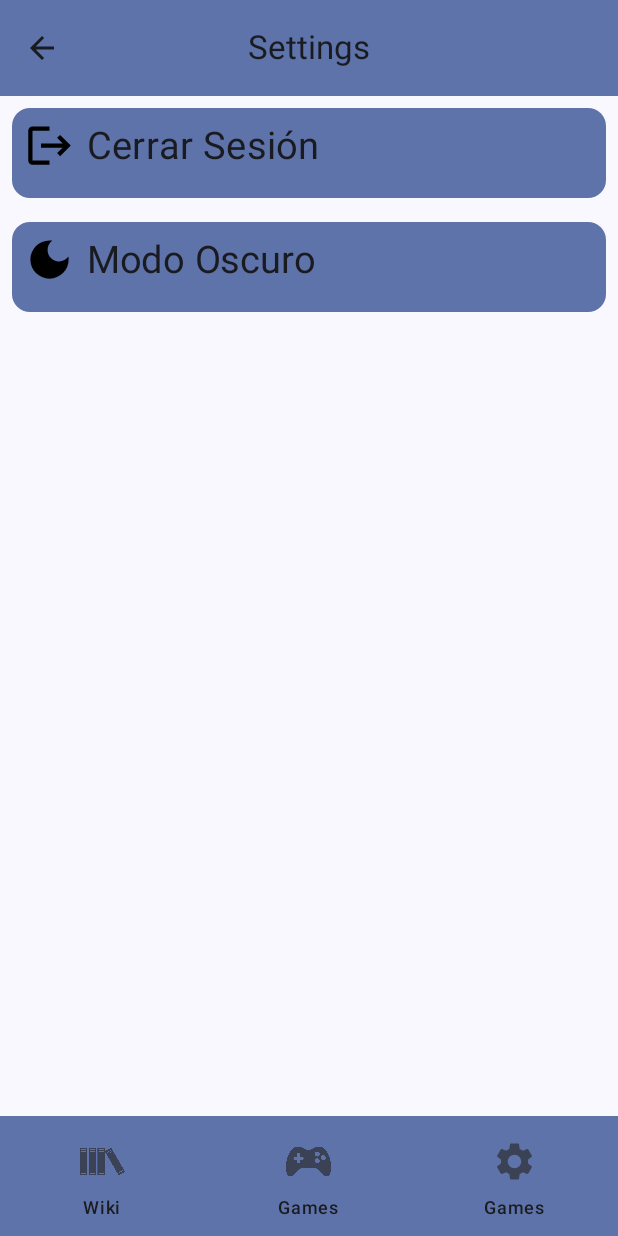
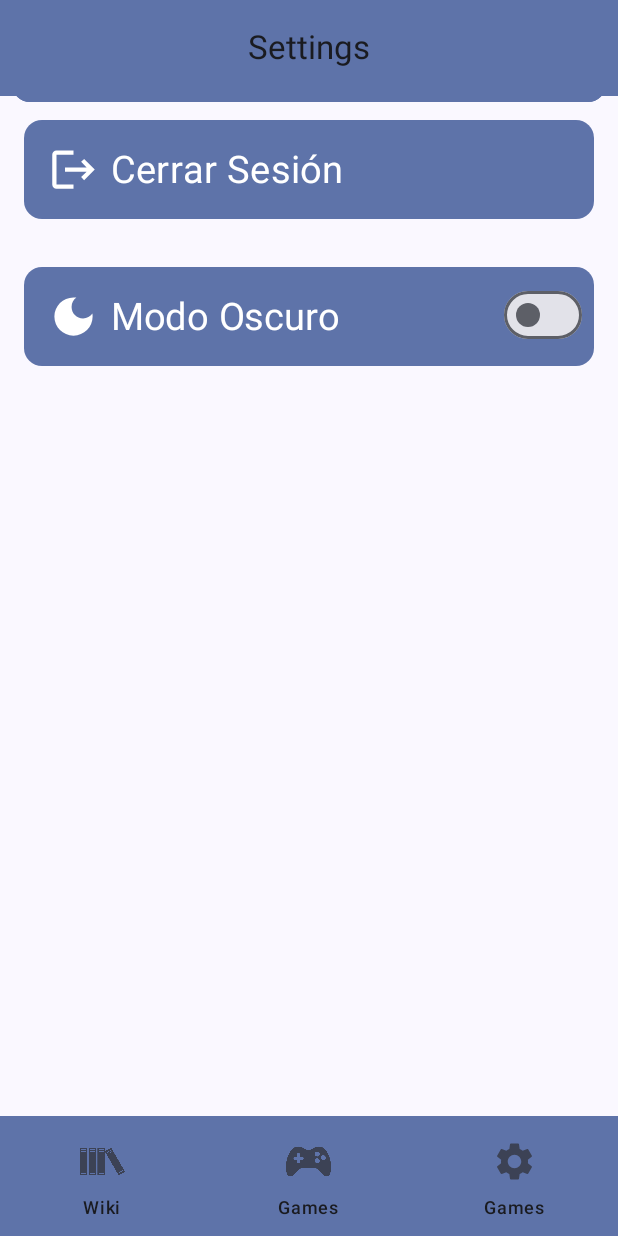
Before and after one commit to juanppdev/dragon-ball-app, an Android app built with Jetpack Compose: the composable OptionsScreen shown on its own in the app's theme, on a phone screen of 412 x 824 dp. Run offline under Robolectric (Android 15) with nearby library versions, the phone set to English and light mode, and no system bars; our stand-ins replace Dagger/Hilt's generated code, Firebase (no records; nobody signed in at launch, a user with empty details on screens opened directly); libraries missing offline, so code that uses them is left out: com.kiwi.navigationcompose; 2 statements that could not run were skipped.

Commit message:
Add dark color feature

```diff
--- a/app/build.gradle.kts
+++ b/app/build.gradle.kts
@@ -51,6 +51,7 @@ android {
         jvmTarget = "1.8"
     }
     buildFeatures {
+        buildConfig = true
         compose = true
     }
     composeOptions {
@@ -120,6 +121,8 @@ dependencies {
     implementation(libs.hilt.android.navigation.compose)
     kapt(libs.hilt.android.compiler)
 
+    implementation(libs.androidx.datastore.preferences)
+
     implementation("com.google.android.gms:play-services-auth:21.2.0")
     implementation("com.google.firebase:firebase-auth-ktx:23.0.0")
 
--- a/app/src/main/java/com/mundocode/dragonballapp/di/RepositoryModule.kt
+++ b/app/src/main/java/com/mundocode/dragonballapp/di/RepositoryModule.kt
@@ -1,5 +1,6 @@
 package com.mundocode.dragonballapp.di
 
+import android.content.Context
 import com.google.firebase.auth.FirebaseAuth
 import com.google.firebase.firestore.FirebaseFirestore
 import com.mundocode.dragonballapp.network.ApiDragonBall
@@ -7,9 +8,12 @@ import com.mundocode.dragonballapp.repositories.ApiRepository
 import com.mundocode.dragonballapp.repositories.ApiRepositoryImpl
 import com.mundocode.dragonballapp.repositories.FirebaseRepository
 import com.mundocode.dragonballapp.repositories.FirebaseRepositoryImpl
+import com.mundocode.dragonballapp.repositories.LocalRepository
+import com.mundocode.dragonballapp.repositories.LocalRepositoryImpl
 import dagger.Module
 import dagger.Provides
 import dagger.hilt.InstallIn
+import dagger.hilt.android.qualifiers.ApplicationContext
 import dagger.hilt.components.SingletonComponent
 import javax.inject.Singleton
 
@@ -43,4 +47,10 @@ object RepositoryModule {
     fun providesFirebaseAuth(): FirebaseAuth {
         return FirebaseAuth.getInstance()
     }
+
+    @Provides
+    @Singleton
+    fun providesLocalRepository(@ApplicationContext context: Context): LocalRepository {
+        return LocalRepositoryImpl(context)
+    }
 }
--- /dev/null
+++ b/app/src/main/java/com/mundocode/dragonballapp/repositories/LocalRepository.kt
@@ -0,0 +1,40 @@
+package com.mundocode.dragonballapp.repositories
+
+import android.content.Context
+import androidx.datastore.preferences.core.booleanPreferencesKey
+import androidx.datastore.preferences.core.edit
+import androidx.datastore.preferences.preferencesDataStore
+import com.mundocode.dragonballapp.BuildConfig
+import kotlinx.coroutines.flow.Flow
+import kotlinx.coroutines.flow.map
+import javax.inject.Inject
+
+class LocalRepositoryImpl @Inject constructor(
+    context: Context
+) : LocalRepository {
+
+    private val Context.dataStore by preferencesDataStore(name = LOCAL_REPOSITORY_NAME)
+
+    private val dataStore = context.dataStore
+
+    override val darkModeFlow: Flow<Boolean> = dataStore.data
+        .map { preferences ->
+            preferences[DARK_MODE_KEY] ?: false
+        }
+
+    override suspend fun setDarkMode(isDarkMode: Boolean) {
+        dataStore.edit { preferences ->
+            preferences[DARK_MODE_KEY] = isDarkMode
+        }
+    }
+
+    companion object {
+        private const val LOCAL_REPOSITORY_NAME = "${BuildConfig.APPLICATION_ID}.settings"
+        private val DARK_MODE_KEY = booleanPreferencesKey("dark_mode")
+    }
+}
+
+interface LocalRepository {
+    val darkModeFlow: Flow<Boolean>
+    suspend fun setDarkMode(isDarkMode: Boolean)
+}
--- /dev/null
+++ b/app/src/main/java/com/mundocode/dragonballapp/viewmodels/OptionViewModel.kt
@@ -0,0 +1,50 @@
+package com.mundocode.dragonballapp.viewmodels
+
+import android.content.Context
+import androidx.lifecycle.ViewModel
+import androidx.lifecycle.viewModelScope
+import com.google.android.gms.auth.api.signin.GoogleSignIn
+import com.google.android.gms.auth.api.signin.GoogleSignInOptions
+import com.google.firebase.auth.FirebaseAuth
+import com.mundocode.dragonballapp.repositories.LocalRepository
+import dagger.hilt.android.lifecycle.HiltViewModel
+import kotlinx.coroutines.flow.SharingStarted
+import kotlinx.coroutines.flow.stateIn
+import kotlinx.coroutines.launch
+import javax.inject.Inject
+
+@HiltViewModel
+class OptionsViewModel @Inject constructor(
+    private val auth: FirebaseAuth,
+    private val localRepository: LocalRepository,
+) : ViewModel() {
+
+//    private val _backendState = MutableStateFlow(BackendState())
+//    val backendState: StateFlow<BackendState> = _backendState.asStateFlow()
+
+    val isDarkMode = localRepository.darkModeFlow.stateIn(
+        viewModelScope,
+        started = SharingStarted.WhileSubscribed(2000),
+        initialValue = false,
+    )
+
+    fun signOut(context: Context) {
+        auth.signOut()
+        GoogleSignIn.getClient(context, GoogleSignInOptions.Builder(GoogleSignInOptions.DEFAULT_SIGN_IN).build())
+            .signOut()
+    }
+
+    fun toggleDarkMode(darkMode: Boolean) = viewModelScope.launch {
+        localRepository.setDarkMode(darkMode)
+    }
+
+//    data class BackendState(
+//        val isLoading: Boolean,
+//        val errorMessage: String?,
+//    ) {
+//        constructor() : this(
+//            isLoading = false,
+//            errorMessage = null,
+//        )
+//    }
+}
--- a/app/src/main/java/com/mundocode/dragonballapp/views/CustomBottomAppBar.kt
+++ b/app/src/main/java/com/mundocode/dragonballapp/views/CustomBottomAppBar.kt
@@ -13,15 +13,13 @@ import androidx.compose.material3.NavigationBarItem
 import androidx.compose.material3.Text
 import androidx.compose.runtime.Composable
 import androidx.compose.ui.Modifier
-import androidx.compose.ui.graphics.Color
-import androidx.compose.ui.res.colorResource
 import androidx.compose.ui.res.painterResource
 import androidx.compose.ui.unit.dp
 import androidx.navigation.NavController
-import com.kiwi.navigationcompose.typed.navigate as kiwiNavigation
 import com.mundocode.dragonballapp.R
 import com.mundocode.dragonballapp.navigation.Destinations
 import kotlinx.serialization.ExperimentalSerializationApi
+import com.kiwi.navigationcompose.typed.navigate as kiwiNavigation
 
 @OptIn(ExperimentalSerializationApi::class)
 @Composable
--- a/app/src/main/java/com/mundocode/dragonballapp/views/OptionsScreen.kt
+++ b/app/src/main/java/com/mundocode/dragonballapp/views/OptionsScreen.kt
@@ -2,89 +2,171 @@ package com.mundocode.dragonballapp.views
 
 import androidx.compose.foundation.Image
 import androidx.compose.foundation.clickable
-import androidx.compose.foundation.layout.Column
+import androidx.compose.foundation.layout.Box
 import androidx.compose.foundation.layout.Row
 import androidx.compose.foundation.layout.fillMaxSize
 import androidx.compose.foundation.layout.fillMaxWidth
 import androidx.compose.foundation.layout.height
 import androidx.compose.foundation.layout.padding
 import androidx.compose.foundation.layout.size
-import androidx.compose.material.icons.Icons
-import androidx.compose.material.icons.automirrored.filled.ArrowBack
+import androidx.compose.foundation.lazy.LazyColumn
 import androidx.compose.material3.Card
 import androidx.compose.material3.CardDefaults
+import androidx.compose.material3.ExperimentalMaterial3Api
 import androidx.compose.material3.Icon
-import androidx.compose.material3.IconButton
+import androidx.compose.material3.LocalRippleConfiguration
 import androidx.compose.material3.MaterialTheme
 import androidx.compose.material3.Scaffold
 import androidx.compose.material3.Switch
 import androidx.compose.material3.Text
 import androidx.compose.runtime.Composable
+import androidx.compose.runtime.CompositionLocalProvider
 import androidx.compose.ui.Alignment
 import androidx.compose.ui.Modifier
+import androidx.compose.ui.platform.LocalContext
 import androidx.compose.ui.res.painterResource
 import androidx.compose.ui.text.style.TextAlign
 import androidx.compose.ui.unit.dp
 import androidx.compose.ui.unit.sp
 import androidx.hilt.navigation.compose.hiltViewModel
+import androidx.lifecycle.compose.collectAsStateWithLifecycle
 import androidx.navigation.NavController
 import com.mundocode.dragonballapp.R
-import com.mundocode.dragonballapp.viewmodels.LoginScreenViewModel
+import com.mundocode.dragonballapp.navigation.Destinations
+import com.mundocode.dragonballapp.viewmodels.OptionsViewModel
+import kotlinx.serialization.ExperimentalSerializationApi
+import com.kiwi.navigationcompose.typed.navigate as kiwiNavigation
 
+@OptIn(ExperimentalSerializationApi::class)
 @Composable
 fun OptionsScreen(
     navController: NavController,
-    viewModel: LoginScreenViewModel = hiltViewModel()
+    viewModel: OptionsViewModel = hiltViewModel()
 ) {
+
+    val context = LocalContext.current
+
+    val isDarkMode = viewModel.isDarkMode.collectAsStateWithLifecycle()
+
     Scaffold(
         modifier = Modifier.fillMaxSize(),
         contentColor = MaterialTheme.colorScheme.onSurface,
         containerColor = MaterialTheme.colorScheme.background,
         topBar = {
-            CustomTopBar(
-                title = "Settings",
-                navigationIcon = {
-                    IconButton(onClick = { navController.navigateUp() }) {
-                        Icon(
-                            imageVector = Icons.AutoMirrored.Filled.ArrowBack,
-                            tint = MaterialTheme.colorScheme.onSurface,
-                            contentDescription = null
-                        )
-                    }
-                },
-            )
+            CustomTopBar(title = "Settings")
         },
         bottomBar = { CustomBottomAppBar(navController) }
     ) { paddingValues ->
 
-        Column(
-            modifier = Modifier.padding(paddingValues)
+        OptionsContent(
+            isDarkMode = isDarkMode.value,
+            modifier = Modifier.padding(paddingValues),
+            signOut = {
+                viewModel.signOut(context)
+                navController.kiwiNavigation(Destinations.Login)
+            },
+            toggleDarkMode = { darkMode ->
+                viewModel.toggleDarkMode(darkMode)
+            }
+        )
+    }
+}
+
+@OptIn(ExperimentalMaterial3Api::class)
+@Composable
+fun OptionsContent(
+    isDarkMode: Boolean,
+    modifier: Modifier = Modifier,
+    signOut: () -> Unit = {},
+    toggleDarkMode: (Boolean) -> Unit = {}
 ) {
 
-//            Text(
-//                text = "Settings",
-//                textAlign = TextAlign.Start,
-//                style = MaterialTheme.typography.titleLarge,
-//                modifier = Modifier.fillMaxWidth().padding(8.dp)
-//            )
+
+    LazyColumn(
+        modifier = modifier
+    ) {
+
+
+        item {
+            SettingsItem("Cerrar Sesión", R.drawable.ic_logout, action = signOut)
+        }
+
+        item {
+            CompositionLocalProvider(LocalRippleConfiguration provides null) {
+                SettingsItem(
+                    title = "Modo Oscuro",
+                    icon = R.drawable.ic_dark,
+                    additionalComponent = {
+                        Box(
+                            modifier = Modifier.fillMaxSize(),
+                            contentAlignment = Alignment.CenterEnd
+                        ) {
+                            Switch(
+                                checked = isDarkMode,
+                                onCheckedChange = {
+                                    toggleDarkMode(it)
+                                }
+                            )
+                        }
+                    }
+                )
+            }
+        }
+    }
 
     LogoutButton(
         modifier = Modifier
             .padding(8.dp)
             .height(60.dp)
             .fillMaxWidth(),
-                logoutClick = {
-                    viewModel.signOut(navController)
-                },
+        logoutClick = signOut,
         darkModeClick = {
 
         }
     )
+}
 
+@Composable
+fun SettingsItem(
+    title: String,
+    icon: Int,
+    modifier: Modifier = Modifier,
+    action: () -> Unit = {},
+    additionalComponent: @Composable () -> Unit = {}
+) {
 
+    Card(
+        modifier = modifier
+            .fillMaxSize()
+            .padding(16.dp)
+            .clickable { action() },
+        colors = CardDefaults.cardColors(
+            containerColor = MaterialTheme.colorScheme.primaryContainer,
+            contentColor = MaterialTheme.colorScheme.onPrimaryContainer,
+        )
+    ) {
+        Row(modifier = Modifier.padding(vertical = 8.dp, horizontal = 8.dp)) {
+            Icon(
+                painter = painterResource(id = icon),
+                contentDescription = null,
+                modifier = Modifier
+                    .size(50.dp)
+                    .padding(8.dp)
+                    .align(Alignment.CenterVertically)
+            )
+
+            Text(
+                text = title,
+                textAlign = TextAlign.Start,
+                fontSize = 25.sp,
+                modifier = Modifier.align(Alignment.CenterVertically)
+            )
+
+            additionalComponent()
         }
     }
 }
+
 
 @Composable
 fun LogoutButton(
@@ -120,7 +202,6 @@ fun LogoutButton(
         }
     }
 
-
     Card(
         modifier = modifier.clickable {
             darkModeClick()
@@ -148,5 +229,4 @@ fun LogoutButton(
 
         }
     }
-
 }
--- a/gradle/libs.versions.toml
+++ b/gradle/libs.versions.toml
@@ -2,14 +2,15 @@
 agp = "8.6.0"
 coilCompose = "2.7.0"
 credentials = "1.2.2"
-firebaseBom = "33.2.0"
+datastorePreferences = "1.1.1"
+firebaseBom = "33.3.0"
 firebaseMessaging = "24.0.1"
 googlePlayServicesAuth = "21.2.0"
 googleServices = "4.4.2"
 hiltVersion = "2.52"
 androidHiltVersion = "1.2.0"
 kotlin = "2.0.0"
-kotlinxSerializationCore = "1.6.3"
+kotlinxSerializationCore = "1.7.1"
 coreKtx = "1.13.1"
 junit = "4.13.2"
 junitVersion = "1.2.1"
@@ -24,6 +25,7 @@ roomRuntime = "2.6.1"
 runtimeLivedata = "1.7.1"
 
 [libraries]
+androidx-datastore-preferences = { module = "androidx.datastore:datastore-preferences", version.ref = "datastorePreferences" }
 kotlinx-serialization-core = { group = "org.jetbrains.kotlinx", name = "kotlinx-serialization-core", version.ref = "kotlinxSerializationCore" }
 androidx-core-ktx = { group = "androidx.core", name = "core-ktx", version.ref = "coreKtx" }
 androidx-credentials = { module = " androidx.credentials:credentials-play-services-auth", version.ref = "credentials" }
```
Also changed, not shown: app/src/main/java/com/mundocode/dragonballapp/MainActivity.kt (+7 -1 lines), app/src/main/java/com/mundocode/dragonballapp/MainViewModel.kt (added, +21 -0 lines), app/src/main/java/com/mundocode/dragonballapp/viewmodels/LoginScreenViewModel.kt (+6 -17 lines). Lines whose indentation alone changed are shown as unchanged.
